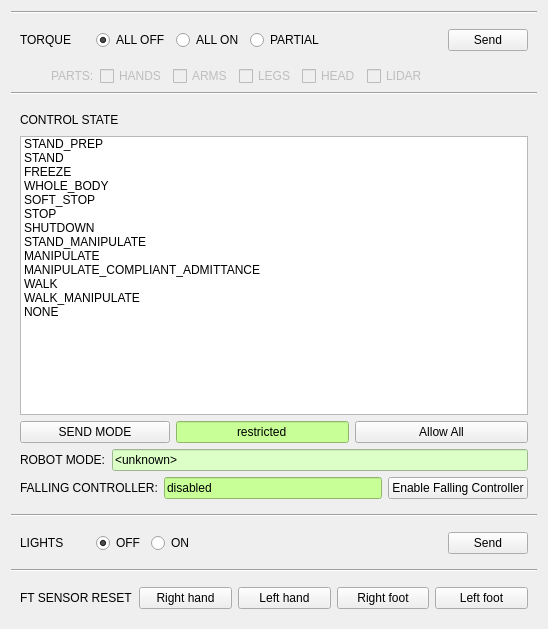
First picture: the form in thor_mang_supervisor/resource/supervisor.ui, repository thor-mang/thor_mang_ui, before the edit.
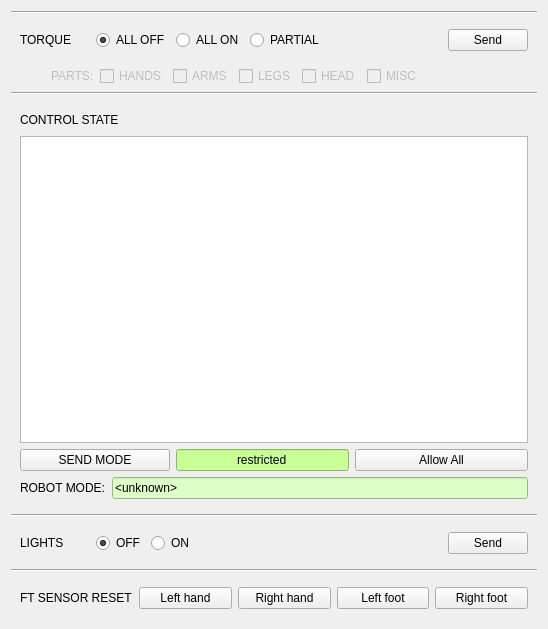
Second picture: the form after the edit.

```diff
--- a/thor_mang_supervisor/resource/supervisor.ui
+++ b/thor_mang_supervisor/resource/supervisor.ui
@@ -176,7 +176,7 @@
         <bool>false</bool>
        </property>
        <property name="text">
-        <string>LIDAR</string>
+        <string>MISC</string>
        </property>
       </widget>
      </item>
@@ -249,71 +249,6 @@
           <height>16777215</height>
          </size>
         </property>
-        <item>
-         <property name="text">
-          <string>STAND_PREP</string>
-         </property>
-        </item>
-        <item>
-         <property name="text">
-          <string>STAND</string>
-         </property>
-        </item>
-        <item>
-         <property name="text">
-          <string>FREEZE</string>
-         </property>
-        </item>
-        <item>
-         <property name="text">
-          <string>WHOLE_BODY</string>
-         </property>
-        </item>
-        <item>
-         <property name="text">
-          <string>SOFT_STOP</string>
-         </property>
-        </item>
-        <item>
-         <property name="text">
-          <string>STOP</string>
-         </property>
-        </item>
-        <item>
-         <property name="text">
-          <string>SHUTDOWN</string>
-         </property>
-        </item>
-        <item>
-         <property name="text">
-          <string>STAND_MANIPULATE</string>
-         </property>
-        </item>
-        <item>
-         <property name="text">
-          <string>MANIPULATE</string>
-         </property>
-        </item>
-        <item>
-         <property name="text">
-          <string>MANIPULATE_COMPLIANT_ADMITTANCE</string>
-         </property>
-        </item>
-        <item>
-         <property name="text">
-          <string>WALK</string>
-         </property>
-        </item>
-        <item>
-         <property name="text">
-          <string>WALK_MANIPULATE</string>
-         </property>
-        </item>
-        <item>
-         <property name="text">
-          <string>NONE</string>
-         </property>
-        </item>
        </widget>
       </item>
       <item>
@@ -380,34 +315,6 @@
         </item>
        </layout>
       </item>
-      <item>
-       <layout class="QHBoxLayout" name="horizontalLayout_5">
-        <item>
-         <widget class="QLabel" name="label_2">
-          <property name="text">
-           <string>FALLING CONTROLLER:</string>
-          </property>
-         </widget>
-        </item>
-        <item>
-         <widget class="QLineEdit" name="allow_falling_controller_status">
-          <property name="styleSheet">
-           <string notr="true">background-color: rgb(200, 255, 150);</string>
-          </property>
-          <property name="text">
-           <string>disabled</string>
-          </property>
-         </widget>
-        </item>
-        <item>
-         <widget class="QPushButton" name="allow_falling_controller_button">
-          <property name="text">
-           <string>Enable Falling Controller</string>
-          </property>
-         </widget>
-        </item>
-       </layout>
-      </item>
      </layout>
     </widget>
    </item>
@@ -494,13 +401,6 @@
         </property>
        </widget>
       </item>
-      <item>
-       <widget class="QPushButton" name="reset_r_hand_button">
-        <property name="text">
-         <string>Right hand</string>
-        </property>
-       </widget>
-      </item>
       <item>
        <widget class="QPushButton" name="reset_l_hand_button">
         <property name="text">
@@ -509,9 +409,9 @@
        </widget>
       </item>
       <item>
-       <widget class="QPushButton" name="reset_r_foot_button">
+       <widget class="QPushButton" name="reset_r_hand_button">
         <property name="text">
-         <string>Right foot</string>
+         <string>Right hand</string>
         </property>
        </widget>
       </item>
@@ -522,6 +422,13 @@
         </property>
        </widget>
       </item>
+      <item>
+       <widget class="QPushButton" name="reset_r_foot_button">
+        <property name="text">
+         <string>Right foot</string>
+        </property>
+       </widget>
+      </item>
      </layout>
     </widget>
    </item>
```
Left out of the diff: 4 changed lines with no effect on the pictures.
